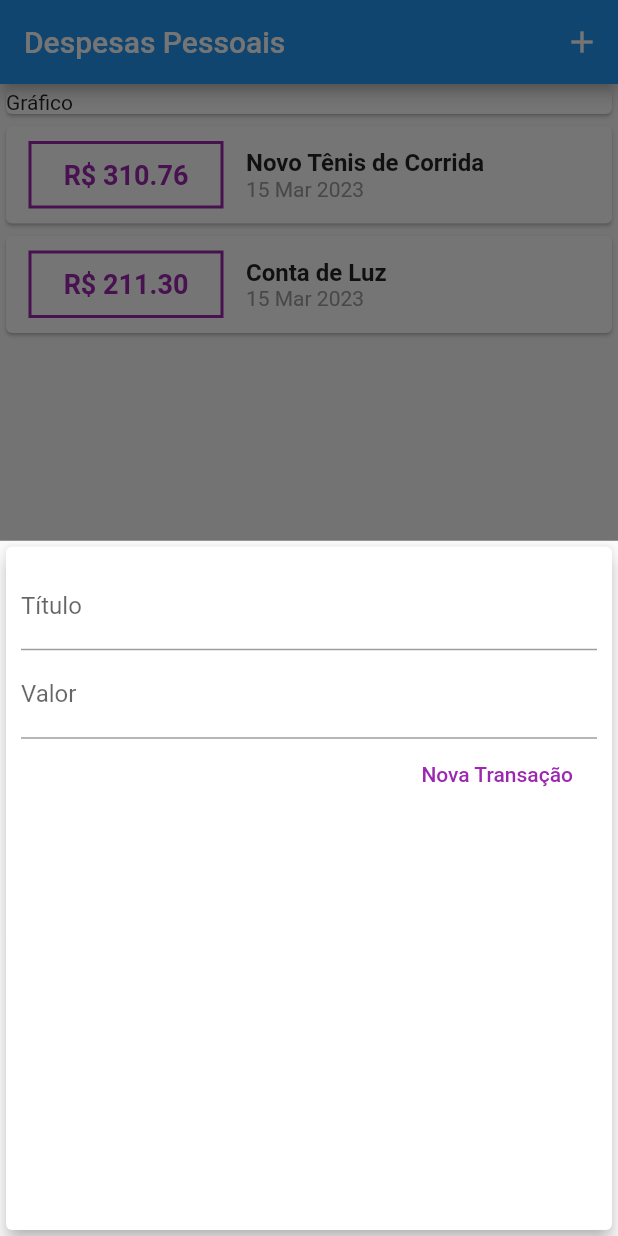
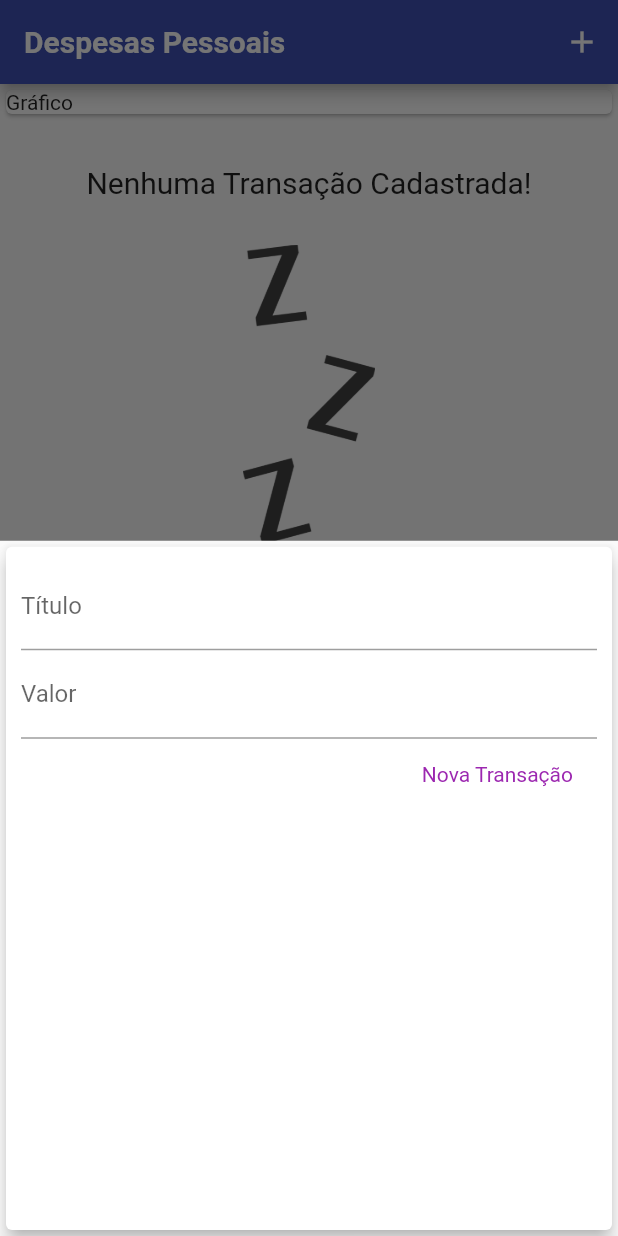
Before and after one commit to bruno15b/despesasFlutterApp, a Flutter app: the screen it shows after launch, after a tap on the "add" icon, on a phone screen of 412 x 824 dp. Run offline on Flutter 3.47's test engine with Material 2 defaults, Android fonts, the phone set to English and light mode, and no system bars.

Commit message:
added assets folder with fonts and images, and customized the default theme

```diff
--- a/lib/components/transaction_list.dart
+++ b/lib/components/transaction_list.dart
@@ -1,21 +1,38 @@
+import 'package:flutter/cupertino.dart';
 import 'package:flutter/material.dart';
 import '../models/transaction.dart';
 import 'package:intl/intl.dart';
 
 class TransactionList extends StatelessWidget {
-
   final List<Transaction> transactions;
 
   TransactionList(this.transactions);
 
   @override
   Widget build(BuildContext context) {
-    return
+    return Container(
+      height: 600,
+      child: this.transactions.isEmpty
+          ? Column(
+              children: [
+                SizedBox(height:30),
+                Text(
+                  "Nenhuma Transação Cadastrada!",
+                  style: Theme.of(context).textTheme.headline6,
+                ),
                 Container(
-        height: 600,
-        child: ListView.builder(
+                  margin: EdgeInsets.fromLTRB(0,30,0,0),
+                  height: 200,
+                  child: Image.asset(
+                    "assets/images/waiting.png",
+                    fit: BoxFit.cover
+                  ),
+                )
+              ],
+            )
+          : ListView.builder(
               itemCount: this.transactions.length,
-          itemBuilder: (ctx,index){
+              itemBuilder: (ctx, index) {
                 final tr = transactions[index];
                 return Card(
                   child: Row(
@@ -26,13 +43,14 @@ class TransactionList extends StatelessWidget {
                           style: TextStyle(
                             fontWeight: FontWeight.bold,
                             fontSize: 18,
-                          color: Colors.purple),
+                            color: Theme.of(context).primaryColor,
+                          ),
                         ),
                         margin:
                             EdgeInsets.symmetric(horizontal: 15, vertical: 10),
                         decoration: BoxDecoration(
                           border: Border.all(
-                        color: Colors.purple,
+                            color: Theme.of(context).primaryColor,
                             width: 2,
                           ),
                         ),
--- a/lib/main.dart
+++ b/lib/main.dart
@@ -2,7 +2,6 @@ import 'dart:math';
 
 import 'package:despesas_flutter_app/components/transaction_form.dart';
 import 'package:flutter/material.dart';
-import './components/transaction_user.dart';
 import 'components/transaction_list.dart';
 import 'models/transaction.dart';
 
@@ -16,6 +15,20 @@ class ExpensesApp extends StatelessWidget {
     return MaterialApp(
       debugShowCheckedModeBanner: false,
       home: MyHomePage(),
+      theme: ThemeData(
+        primarySwatch: Colors.indigo,
+        accentColor: Colors.amber,
+        fontFamily: "Roboto",
+        appBarTheme: AppBarTheme(
+          textTheme: ThemeData.light().textTheme.copyWith(
+           headline6: TextStyle(
+             fontFamily: "Roboto",
+             fontSize: 20,
+             fontWeight: FontWeight.bold
+           )
+          ),
+        ),
+      ),
     );
   }
 }
@@ -26,21 +39,7 @@ class MyHomePage extends StatefulWidget {
 }
 
 class _MyHomePageState extends State<MyHomePage> {
-
-  var _transactions = [
-    Transaction(
-      id: "t1",
-      title: "Novo Tênis de Corrida",
-      value: 310.76,
-      date: DateTime.now(),
-    ),
-    Transaction(
-      id: "t2",
-      title: "Conta de Luz",
-      value: 211.30,
-      date: DateTime.now(),
-    )
-  ];
+  List<Transaction> _transactions = [];
 
   _addTransaciton(String title, double value) {
     final newTransaction = Transaction(
@@ -55,7 +54,7 @@ class _MyHomePageState extends State<MyHomePage> {
     Navigator.of(context).pop();
   }
 
-  _OpenTransactionFormModal(BuildContext context) {
+  _openTransactionFormModal(BuildContext context) {
     showModalBottomSheet(
         context: context,
         builder: (_) {
@@ -71,7 +70,7 @@ class _MyHomePageState extends State<MyHomePage> {
         actions: [
           IconButton(
             icon: Icon(Icons.add),
-            onPressed:()=> _OpenTransactionFormModal(context),
+            onPressed: () => _openTransactionFormModal(context),
           )
         ],
       ),
@@ -90,7 +89,7 @@ class _MyHomePageState extends State<MyHomePage> {
       ),
       floatingActionButton: FloatingActionButton(
         child: Icon(Icons.add),
-        onPressed: ()=> _OpenTransactionFormModal(context),
+        onPressed: () => _openTransactionFormModal(context),
       ),
       floatingActionButtonLocation: FloatingActionButtonLocation.centerFloat,
     );
```
Also changed, not shown: pubspec.yaml (+14 -51 lines), assets/fonts/Roboto-Bold.ttf (added), assets/fonts/Roboto-Regular.ttf (added), assets/fonts/SpaceMono-Bold.ttf (added), assets/fonts/SpaceMono-Regular.ttf (added), assets/images/waiting.png (added). Lines whose indentation alone changed are shown as unchanged.
